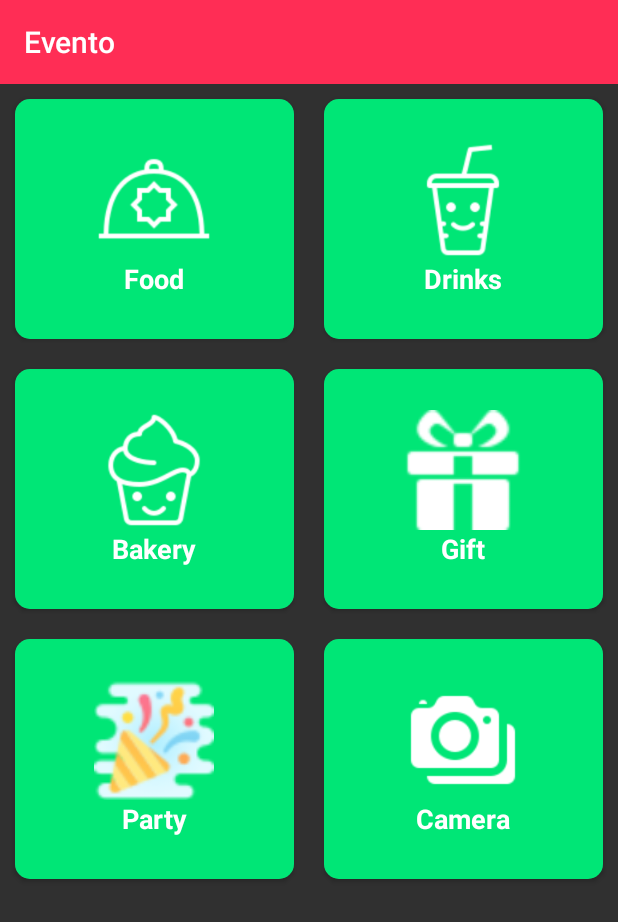
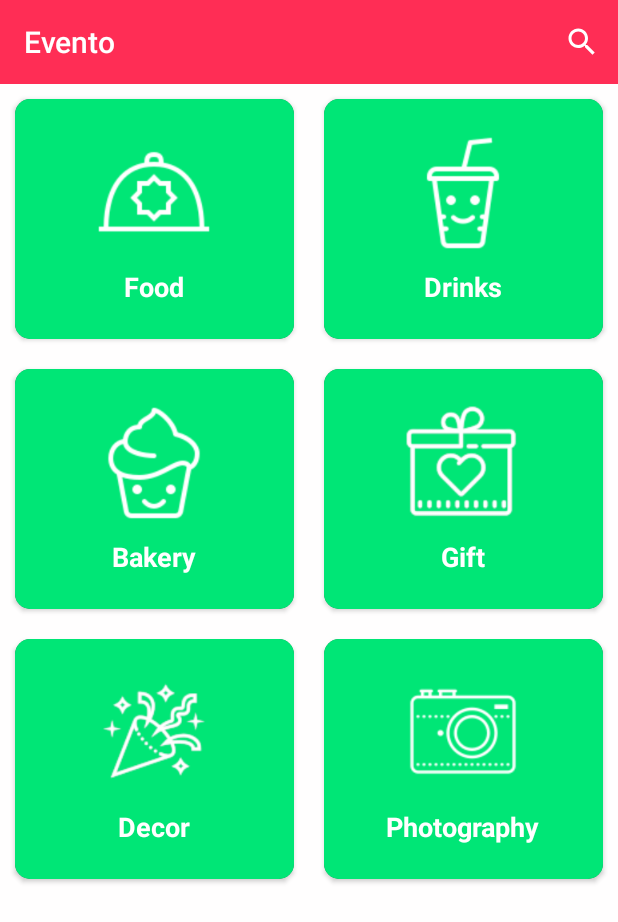
Before and after one commit to 17BTCS023/Even_To, an Android app: the MainActivity screen opened directly, with no data from a screen before it, on a phone screen of 412 x 824 dp. Shown: the top 922 px of the screen. Run offline under Robolectric (Android 15) with nearby library versions, the phone set to English and light mode, and no system bars.

Commit message:
Added search tool in home screen

```diff
--- a/app/src/main/java/com/example/even_to/HomeScreen/CategoryAdapter.java
+++ b/app/src/main/java/com/example/even_to/HomeScreen/CategoryAdapter.java
@@ -17,35 +17,35 @@ import java.util.ArrayList;
 import java.util.HashMap;
 import java.util.List;
 
-public class CategoryAdapter extends RecyclerView.Adapter<CategoryAdapter.FurnitureView> implements Filterable{
+public class CategoryAdapter extends RecyclerView.Adapter<CategoryAdapter.CategoryView> implements Filterable{
 
 
-    List<HashMap<String,Object>> furnitureList = new ArrayList<>();
+    List<HashMap<String,Object>> categoryList = new ArrayList<>();
     List<HashMap<String,Object>> filteredList = new ArrayList<>();
     CustomFilter customFilter;
 
     public CategoryAdapter(List<HashMap<String, Object>> fList) {
-        this.furnitureList = fList;
-        filteredList = furnitureList;
+        this.categoryList = fList;
+        filteredList = categoryList;
         customFilter = new CustomFilter();
     }
 
     @NonNull
     @Override
-    public FurnitureView onCreateViewHolder(@NonNull ViewGroup viewGroup, int i) {
+    public CategoryView onCreateViewHolder(@NonNull ViewGroup viewGroup, int i) {
 
         View view = LayoutInflater.from(viewGroup.getContext()).inflate(R.layout.row_category,viewGroup,false);
 
-        return new FurnitureView(view);
+        return new CategoryView(view);
     }
 
     @Override
-    public void onBindViewHolder(@NonNull FurnitureView furnitureView, int position) {
+    public void onBindViewHolder(@NonNull CategoryView categoryView, int position) {
 
         HashMap<String,Object> map = filteredList.get(position);
 
-        furnitureView.imageFurniture.setImageResource((Integer) map.get("Image"));
-        furnitureView.textTitle.setText(String.valueOf(map.get("Title")));
+        categoryView.imageFurniture.setImageResource((Integer) map.get("Image"));
+        categoryView.textTitle.setText(String.valueOf(map.get("Title")));
     }
 
     @Override
@@ -59,12 +59,12 @@ public class CategoryAdapter extends RecyclerView.Adapter<CategoryAdapter.Furnit
     }
 
 
-    public class FurnitureView extends RecyclerView.ViewHolder{
+    public class CategoryView extends RecyclerView.ViewHolder{
 
 
         ImageView imageFurniture;
         TextView textTitle,textPrice;
-        public FurnitureView(@NonNull View itemView) {
+        public CategoryView(@NonNull View itemView) {
             super(itemView);
 
             imageFurniture = (ImageView)itemView.findViewById(R.id.image_furniture);
@@ -82,7 +82,7 @@ public class CategoryAdapter extends RecyclerView.Adapter<CategoryAdapter.Furnit
 
             FilterResults filterResults = new FilterResults();
 
-            List<HashMap<String,Object>> newList = furnitureList;
+            List<HashMap<String,Object>> newList = categoryList;
             List<HashMap<String,Object>> resultList = new ArrayList<>();
 
             String searchValue = constraint.toString().toLowerCase();
--- a/app/src/main/java/com/example/even_to/HomeScreen/MainActivity.java
+++ b/app/src/main/java/com/example/even_to/HomeScreen/MainActivity.java
@@ -1,16 +1,17 @@
 package com.example.even_to.HomeScreen;
 
 import androidx.appcompat.app.AppCompatActivity;
+import androidx.appcompat.widget.SearchView;
 import androidx.appcompat.widget.Toolbar;
 import androidx.recyclerview.widget.GridLayoutManager;
 import androidx.recyclerview.widget.RecyclerView;
 
 import android.graphics.Color;
 import android.os.Bundle;
+import android.view.Menu;
+import android.view.MenuItem;
 
 import com.example.even_to.R;
-import com.example.even_to.Utils.SharedPref;
-
 import java.util.ArrayList;
 import java.util.HashMap;
 import java.util.List;
@@ -24,8 +25,8 @@ public class MainActivity extends AppCompatActivity {
     List<Integer> imageList = new ArrayList<>();
     List<String> titleList = new ArrayList<>();
 
-    List<HashMap<String,Object>> furnitureList = new ArrayList<>();
-    CategoryAdapter furnitureAdapter;
+    List<HashMap<String,Object>> categoryList = new ArrayList<>();
+    CategoryAdapter categoryAdapter;
 
     @Override
     protected void onCreate(Bundle savedInstanceState) {
@@ -38,14 +39,13 @@ public class MainActivity extends AppCompatActivity {
 
     private void initialize() {
 
-        toolbarHome = (Toolbar)findViewById(R.id.toolbar_home);
+        toolbarHome = findViewById(R.id.toolbar_home);
         recyclerHome = findViewById(R.id.recycler_home);
 
         toolbarHome.setTitle("Evento");
         toolbarHome.setTitleTextColor(Color.WHITE);
 
         setSupportActionBar(toolbarHome);
-//        GridLayoutManager gridLayoutManager = new GridLayoutManager(this,2);
 
         GridLayoutManager layoutManager = new GridLayoutManager(this,2);
         recyclerHome.setLayoutManager(layoutManager);
@@ -53,16 +53,16 @@ public class MainActivity extends AppCompatActivity {
         imageList.add(R.drawable.food);
         imageList.add(R.drawable.drinks);
         imageList.add(R.drawable.bake);
-        imageList.add(R.drawable.gift);
-        imageList.add(R.drawable.party);
-        imageList.add(R.drawable.camera);
+        imageList.add(R.drawable.home_screen_gift);
+        imageList.add(R.drawable.home_screen_party);
+        imageList.add(R.drawable.home_screen_camera);
 
         titleList.add("Food");
         titleList.add("Drinks");
         titleList.add("Bakery");
         titleList.add("Gift");
-        titleList.add("Party");
-        titleList.add("Camera");
+        titleList.add("Decor");
+        titleList.add("Photography");
 
 
         for(int i=0;i<imageList.size();i++){
@@ -70,13 +70,38 @@ public class MainActivity extends AppCompatActivity {
             HashMap<String,Object> map = new HashMap<>();
             map.put("Image",imageList.get(i));
             map.put("Title",titleList.get(i));
-
-            furnitureList.add(map);
-
+            categoryList.add(map);
         }
 
-        furnitureAdapter = new CategoryAdapter(furnitureList);
-        recyclerHome.setAdapter(furnitureAdapter);
+        categoryAdapter = new CategoryAdapter(categoryList);
+        recyclerHome.setAdapter(categoryAdapter);
 
     }
+
+    @Override
+    public boolean onCreateOptionsMenu(Menu menu) {
+
+        getMenuInflater().inflate(R.menu.menu_home,menu);
+
+        MenuItem menuItem = menu.findItem(R.id.action_search);
+
+        SearchView searchView = (SearchView) menuItem.getActionView();
+
+        searchView.setOnQueryTextListener(new SearchView.OnQueryTextListener() {
+            @Override
+            public boolean onQueryTextSubmit(String s) {
+                return false;
+            }
+
+            @Override
+            public boolean onQueryTextChange(String s) {
+
+                categoryAdapter.getFilter().filter(s);
+
+                return false;
+            }
+        });
+
+        return super.onCreateOptionsMenu(menu);
+    }
 }
--- a/app/src/main/res/layout/activity_main.xml
+++ b/app/src/main/res/layout/activity_main.xml
@@ -12,10 +12,12 @@
         android:layout_width="match_parent"
         android:layout_height="wrap_content"
         android:background="@color/colorPrimary"/>
+
     <androidx.recyclerview.widget.RecyclerView
         android:layout_width="match_parent"
         android:layout_height="match_parent"
-        android:id="@+id/recycler_home"/>
+        android:id="@+id/recycler_home"
+        android:background="@color/white"/>
 
 
 </LinearLayout>
--- a/app/src/main/res/layout/row_category.xml
+++ b/app/src/main/res/layout/row_category.xml
@@ -6,7 +6,8 @@
     app:cardCornerRadius="10dp"
     android:layout_gravity="center_horizontal"
     android:textAlignment="center"
-    android:layout_height="160dp">
+    android:layout_height="160dp"
+    android:paddingTop="@dimen/top_padding_for_textView">
 
     <LinearLayout
         android:layout_width="match_parent"
@@ -30,6 +31,7 @@
             android:layout_width="wrap_content"
             android:layout_height="wrap_content"
             android:textColor="#ffffff"
+            android:paddingTop="@dimen/top_padding_for_textView"
             android:textSize="18dp"
             android:textStyle="bold"
             android:text="Fridge"/>
--- a/app/src/main/res/menu/menu_home.xml
+++ b/app/src/main/res/menu/menu_home.xml
@@ -6,6 +6,6 @@
         android:title="Search"
         android:icon="@drawable/ic_search"
         app:showAsAction="ifRoom|collapseActionView"
-        app:actionViewClass="android.widget.SearchView"></item>
+        app:actionViewClass="androidx.appcompat.widget.SearchView"></item>
 
 </menu>
```
